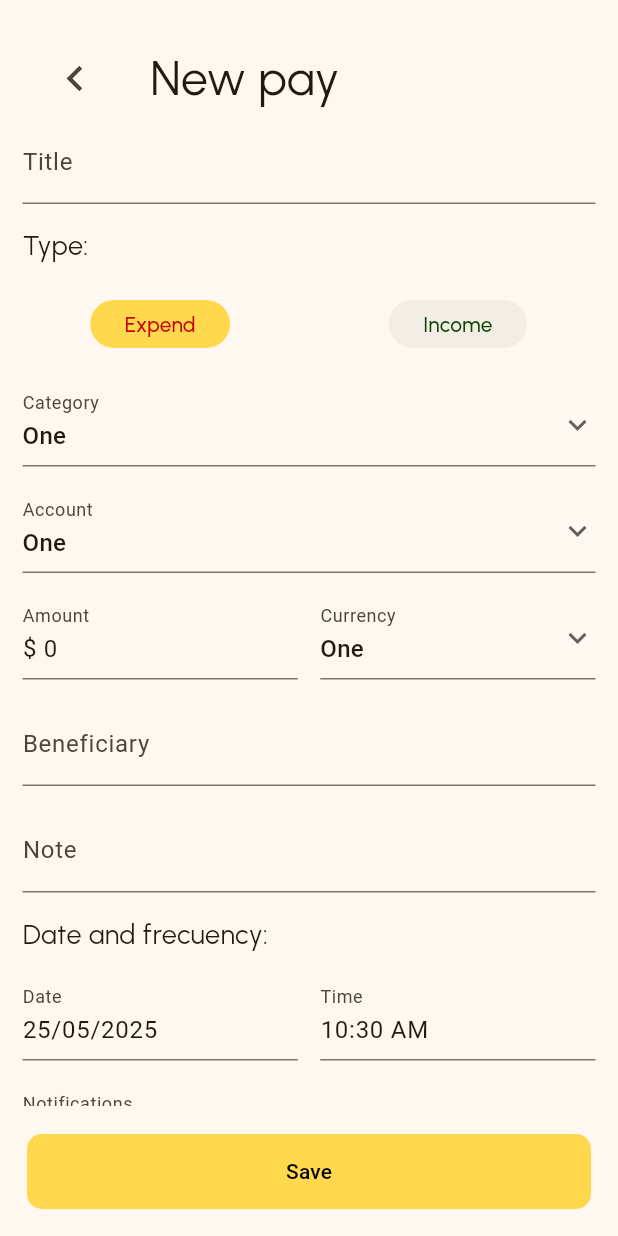
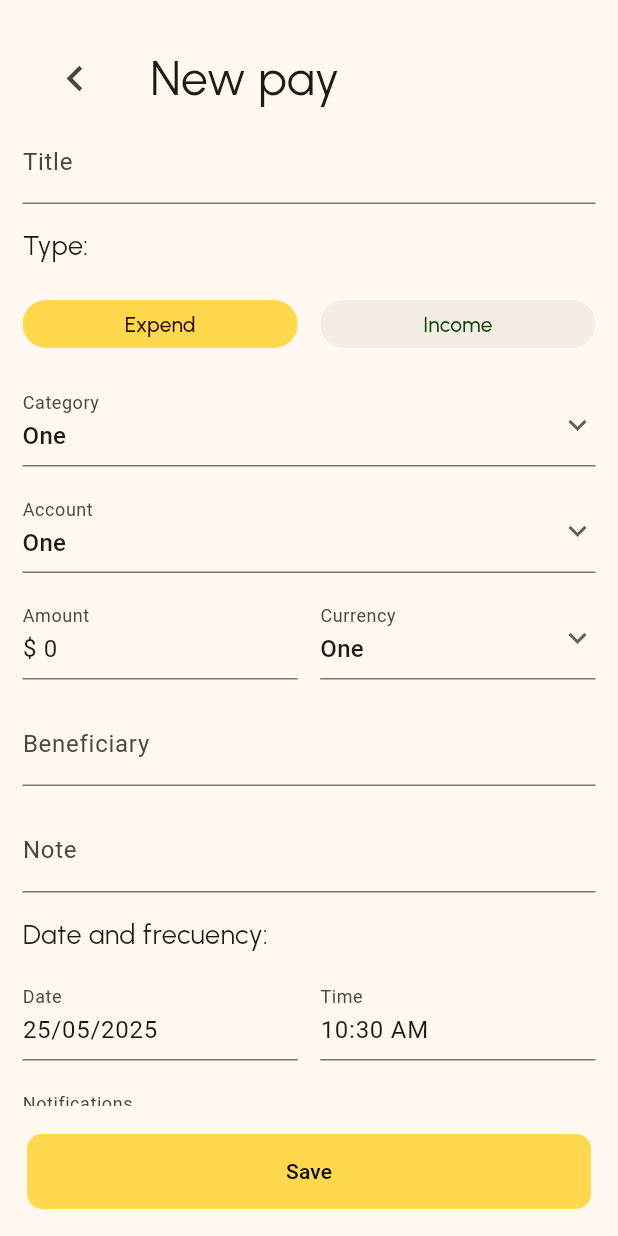
Before and after one commit to osmaldym/wallet, a Flutter app: the Put screen opened by its route, on a phone screen of 412 x 824 dp. Run offline on Flutter 3.47's test engine with Material 3 defaults, Android fonts, the phone set to English and light mode, and no system bars; our stand-ins replace go_router, google_fonts, shared_preferences, sqflite; missing offline and left inert: dart:ffi, dart_ipify; accounts and stored records are empty; generated files the repository leaves out were written again.

Commit message:
Expanding chips and fixing text colors when selected

```diff
--- a/lib/modules/scheduled_pays/put/put_page.dart
+++ b/lib/modules/scheduled_pays/put/put_page.dart
@@ -74,13 +74,15 @@ class _PutState extends State<Put> {
                 textAlign: TextAlign.left,
               ),
               Row(
+                mainAxisSize: MainAxisSize.max,
                 spacing: 15,
                 children: [
                   Expanded(
                     child: component.Chip(
                       selected: expendSelected,
                       text: tr.expend,
-                      txtColor: AppTheme.of(context).redLight,
+                      width: double.maxFinite,
+                      txtColor: expendSelected ? AppTheme.of(context).redDark : AppTheme.of(context).redContrast,
                       onSelected: (bool isSelected) => setState(() {
                         expendSelected = isSelected;
                         incomeSelected = !isSelected;
@@ -91,7 +93,8 @@ class _PutState extends State<Put> {
                     child: component.Chip(
                       selected: incomeSelected,
                       text: tr.income,
-                      txtColor: AppTheme.of(context).greenDark,
+                      width: double.maxFinite,
+                      txtColor: incomeSelected ? AppTheme.of(context).greenDark : AppTheme.of(context).greenContrast,
                       onSelected: (bool isSelected) => setState(() {
                         incomeSelected = isSelected;
                         expendSelected = !isSelected;
```
